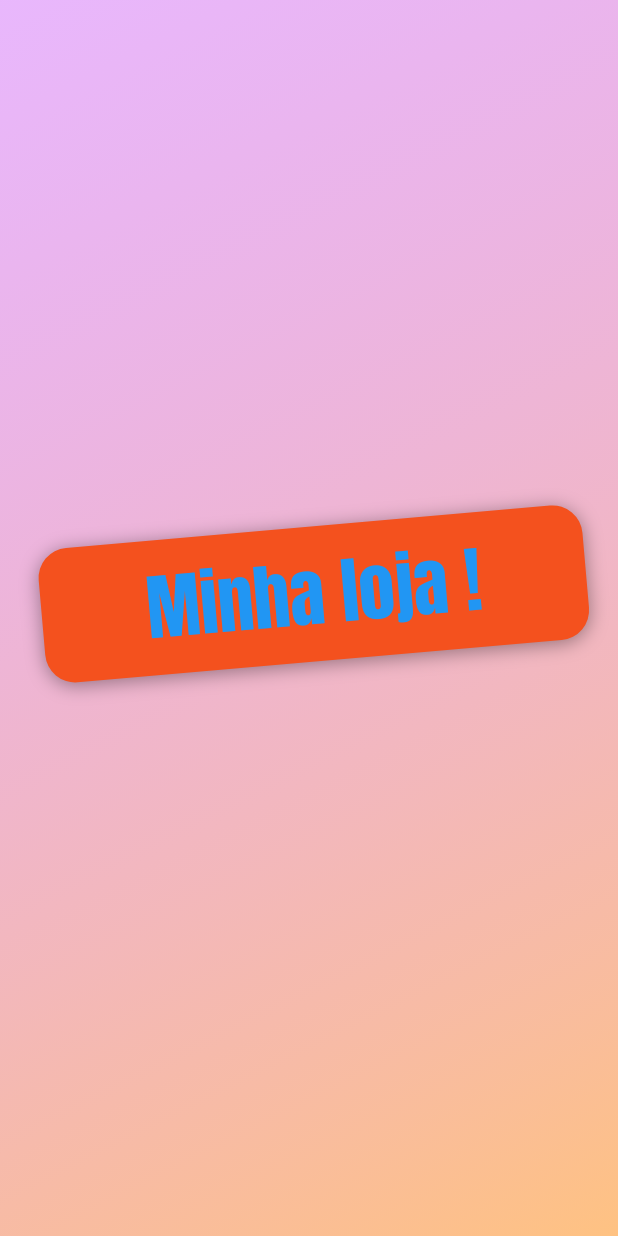
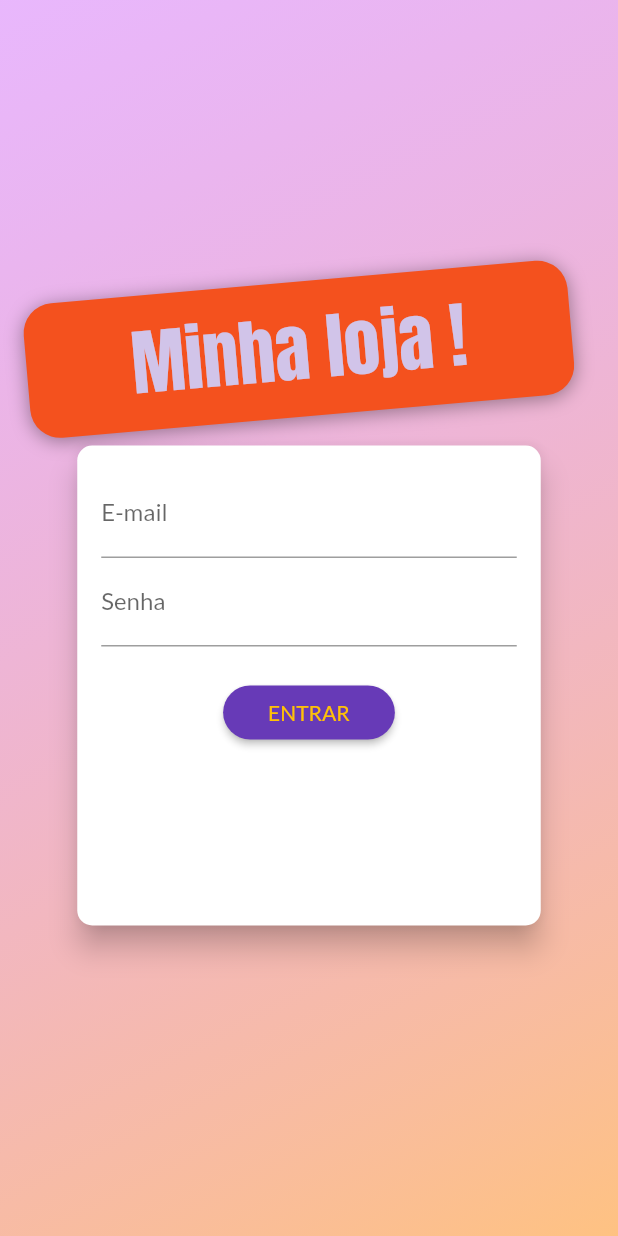
Before and after one commit to jady-sm-godoi/flutter_third_project, a Flutter app: the screen it shows after launch, on a phone screen of 412 x 824 dp. Run offline on Flutter 3.47's test engine with Material 2 defaults, Android fonts, the phone set to English and light mode, and no system bars.

Commit message:
auth_form for login

```diff
--- /dev/null
+++ b/lib/components/auth_form.dart
@@ -0,0 +1,96 @@
+import 'package:flutter/material.dart';
+
+enum AuthMode { Signup, Login }
+
+class AuthForm extends StatefulWidget {
+  const AuthForm({Key? key}) : super(key: key);
+
+  @override
+  State<AuthForm> createState() => _AuthFormState();
+}
+
+class _AuthFormState extends State<AuthForm> {
+  final _authMode = AuthMode.Login;
+  void _submit() {}
+
+  @override
+  Widget build(BuildContext context) {
+    final _passwordController = TextEditingController();
+    final _deviceSize = MediaQuery.of(context).size;
+    Map<String, String> _authData = {
+      'email': '',
+      'password': '',
+    };
+
+    return Card(
+      elevation: 8,
+      shape: RoundedRectangleBorder(borderRadius: BorderRadius.circular(10)),
+      child: Container(
+        height: 320,
+        width: _deviceSize.width * 0.75,
+        padding: const EdgeInsets.all(16),
+        child: Form(
+            child: Column(
+          children: [
+            TextFormField(
+              decoration: const InputDecoration(labelText: 'E-mail'),
+              keyboardType: TextInputType.emailAddress,
+              onSaved: (email) => _authData['email'] = email ?? '',
+              validator: (_email) {
+                final email = _email ?? '';
+                if (email.trim().isEmpty || !email.contains('@')) {
+                  return 'E-mail inválido';
+                }
+                return null;
+              },
+            ),
+            TextFormField(
+              controller: _passwordController,
+              decoration: const InputDecoration(labelText: 'Senha'),
+              keyboardType: TextInputType.visiblePassword,
+              obscureText: true,
+              onSaved: (password) => _authData['password'] = password ?? '',
+              validator: (_password) {
+                final password = _password ?? '';
+                if (password.isEmpty || password.length < 5) {
+                  return 'Senha deve ter mais de 5 caracteres';
+                }
+                return null;
+              },
+            ),
+            if (_authMode == AuthMode.Signup)
+              TextFormField(
+                decoration: const InputDecoration(labelText: 'Confirmar Senha'),
+                keyboardType: TextInputType.visiblePassword,
+                obscureText: true,
+                validator: _authMode == AuthMode.Login
+                    ? null
+                    : (_password) {
+                        final password = _password ?? '';
+                        if (password != _passwordController.text) {
+                          return 'Senhas não conferem ';
+                        }
+                        return null;
+                      },
+              ),
+            const SizedBox(
+              height: 20,
+            ),
+            ElevatedButton(
+              onPressed: _submit,
+              child: Text(_authMode == AuthMode.Login ? 'ENTRAR' : 'REGISTRAR'),
+              style: ElevatedButton.styleFrom(
+                  shape: RoundedRectangleBorder(
+                    borderRadius: BorderRadius.circular(30),
+                  ),
+                  padding: const EdgeInsets.symmetric(
+                    vertical: 8,
+                    horizontal: 30,
+                  )),
+            ),
+          ],
+        )),
+      ),
+    );
+  }
+}
--- a/lib/main.dart
+++ b/lib/main.dart
@@ -40,7 +40,7 @@ class MyApp extends StatelessWidget {
         theme: tema.copyWith(
           colorScheme: tema.colorScheme.copyWith(
             primary: Colors.deepPurple,
-            primaryVariant: Colors.deepPurple[100],
+            tertiary: Colors.deepPurple[100],
             secondary: Colors.deepOrange,
             onPrimary: Colors.amber,
             onSecondary: Colors.green,
--- a/lib/pages/auth_page.dart
+++ b/lib/pages/auth_page.dart
@@ -1,6 +1,7 @@
 import 'dart:math';
 
 import 'package:flutter/material.dart';
+import 'package:udemy_shop/components/auth_form.dart';
 
 class AuthPage extends StatelessWidget {
   const AuthPage({Key? key}) : super(key: key);
@@ -32,7 +33,7 @@ class AuthPage extends StatelessWidget {
                   vertical: 10,
                   horizontal: 70,
                 ),
-                transform: Matrix4.rotationZ(-5 * pi / 180),
+                transform: Matrix4.rotationZ(-5 * pi / 180)..translate(-10.0),
                 decoration: BoxDecoration(
                     borderRadius: BorderRadius.circular(20),
                     color: Colors.deepOrange.shade600,
@@ -47,9 +48,10 @@ class AuthPage extends StatelessWidget {
                   style: TextStyle(
                       fontSize: 48,
                       fontFamily: 'Anton',
-                      color: Theme.of(context).colorScheme.primaryVariant),
+                      color: Theme.of(context).colorScheme.tertiary),
                 ),
-              )
+              ),
+              const AuthForm(),
             ],
           ),
         )
```
Also changed, not shown: pubspec.lock, 2 other files.
